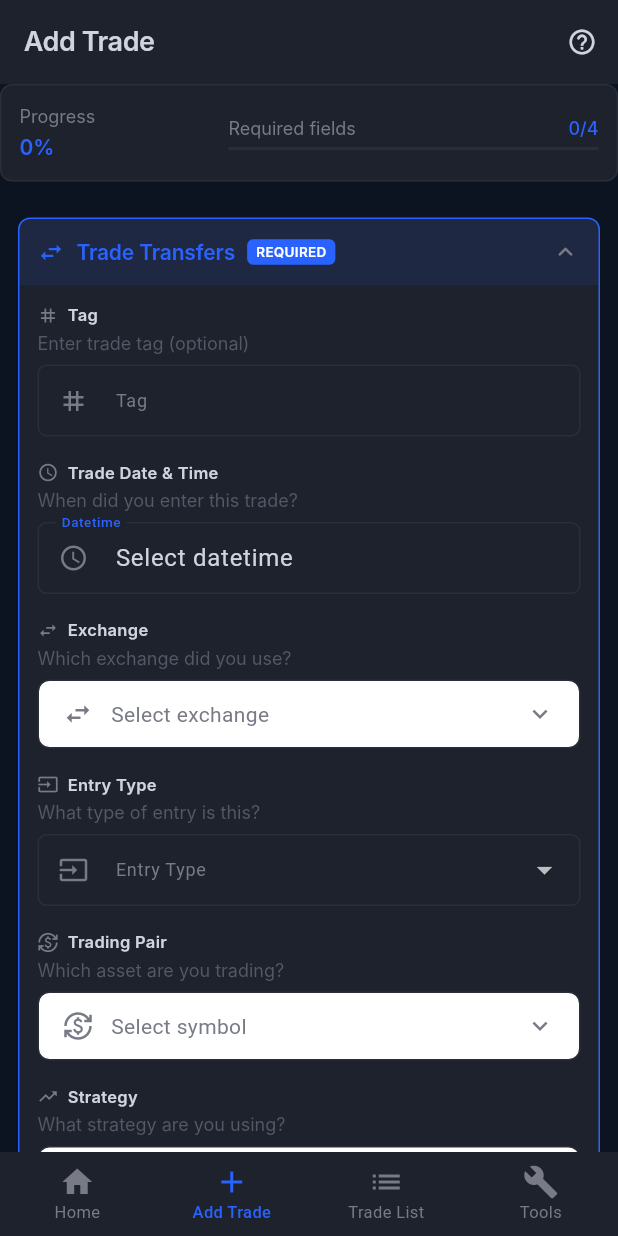
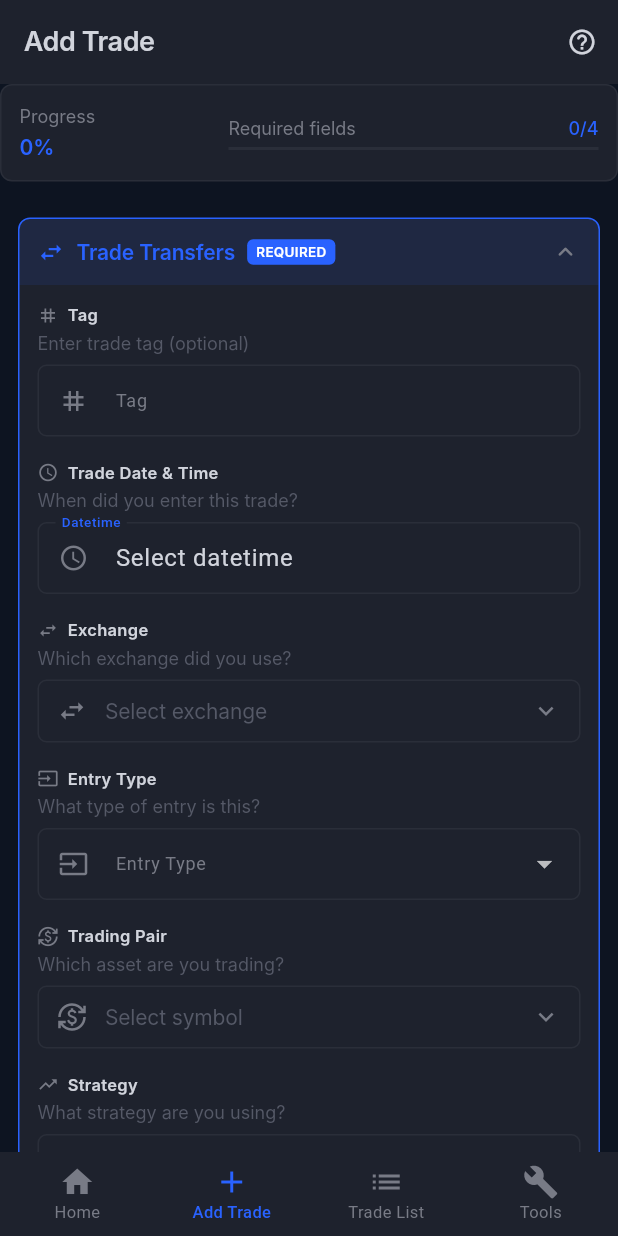
Before and after one commit to yuzaiakira/TradeMate, a Flutter app: the screen it shows after launch, item 2 of the bottom bar chosen, on a phone screen of 412 x 824 dp. Run offline on Flutter 3.47's test engine with Material 3 defaults, Android fonts, the phone set to English and light mode, and no system bars; our stand-ins replace drift, equatable, fl_chart; accounts and stored records are empty; generated files the repository leaves out were written again; Roboto replaces fonts that are missing (Inter).

Commit message:
Refactor MultiSelectDropdown and AddTradePage for improved UI consistency and functionality. Adjust padding, border radius, and colors to align with AppTheme. Enhance date and time selection methods in AddTradePage and EditTradePage for better user experience. Replace GestureDetector with InkWell for better touch feedback in position selection. Initialize default side in AddTradeProvider to 'long'.

```diff
--- a/lib/core/widgets/multi_select_dropdown.dart
+++ b/lib/core/widgets/multi_select_dropdown.dart
@@ -122,11 +122,11 @@ class _MultiSelectDropdownState extends State<MultiSelectDropdown> {
         GestureDetector(
           onTap: _toggleDropdown,
           child: Container(
-            padding: const EdgeInsets.symmetric(horizontal: 16, vertical: 12),
+            padding: const EdgeInsets.symmetric(horizontal: 12, vertical: 10),
             decoration: BoxDecoration(
               border: Border.all(color: AppTheme.borderColor),
-              borderRadius: BorderRadius.circular(8),
-              color: Colors.white,
+              borderRadius: BorderRadius.circular(6),
+              color: AppTheme.surfaceColor,
             ),
             child: Row(
               children: [
@@ -139,9 +139,9 @@ class _MultiSelectDropdownState extends State<MultiSelectDropdown> {
                 Expanded(
                   child: Text(
                     _getDisplayText(),
-                    style: TextStyle(
+                    style: AppTheme.bodyStyle.copyWith(
                       color: widget.selectedValues.isEmpty
-                          ? AppTheme.textSecondaryColor
+                          ? AppTheme.textTertiaryColor
                           : AppTheme.textPrimaryColor,
                     ),
                   ),
@@ -159,13 +159,13 @@ class _MultiSelectDropdownState extends State<MultiSelectDropdown> {
           Container(
             decoration: BoxDecoration(
               border: Border.all(color: AppTheme.borderColor),
-              borderRadius: BorderRadius.circular(8),
-              color: Colors.white,
+              borderRadius: BorderRadius.circular(6),
+              color: AppTheme.surfaceColor,
               boxShadow: [
                 BoxShadow(
-                  color: Colors.black.withValues(alpha: 0.1),
-                  blurRadius: 4,
-                  offset: const Offset(0, 2),
+                  color: Colors.black.withValues(alpha: 0.3),
+                  blurRadius: 8,
+                  offset: const Offset(0, 4),
                 ),
               ],
             ),
@@ -178,21 +178,34 @@ class _MultiSelectDropdownState extends State<MultiSelectDropdown> {
                     child: TextField(
                       controller: _searchController,
                       focusNode: _searchFocusNode,
+                      style: AppTheme.bodyStyle,
                       decoration: InputDecoration(
                         hintText: 'Search...',
-                        prefixIcon: const Icon(Icons.search, size: 20),
+                        prefixIcon: Icon(Icons.search, size: 20, color: AppTheme.textSecondaryColor),
                         border: OutlineInputBorder(
-                          borderRadius: BorderRadius.circular(8),
+                          borderRadius: BorderRadius.circular(6),
+                          borderSide: BorderSide(color: AppTheme.borderColor),
                         ),
+                        enabledBorder: OutlineInputBorder(
+                          borderRadius: BorderRadius.circular(6),
+                          borderSide: BorderSide(color: AppTheme.borderColor),
+                        ),
+                        focusedBorder: OutlineInputBorder(
+                          borderRadius: BorderRadius.circular(6),
+                          borderSide: BorderSide(color: AppTheme.primaryColor),
+                        ),
+                        filled: true,
+                        fillColor: AppTheme.backgroundColor,
                         contentPadding: const EdgeInsets.symmetric(
                           horizontal: 12,
                           vertical: 8,
                         ),
+                        hintStyle: AppTheme.captionStyle,
                       ),
                       onSubmitted: (_) => _addNewValue(),
                     ),
                   ),
-                  const Divider(height: 1),
+                  Divider(height: 1, color: AppTheme.borderColor),
                 ],
                 if (widget.showSearch) ...[
                   Padding(
@@ -201,15 +214,28 @@ class _MultiSelectDropdownState extends State<MultiSelectDropdown> {
                       children: [
                         Expanded(
                           child: TextField(
+                            style: AppTheme.bodyStyle,
                             decoration: InputDecoration(
                               hintText: 'Add new value...',
                               border: OutlineInputBorder(
-                                borderRadius: BorderRadius.circular(8),
+                                borderRadius: BorderRadius.circular(6),
+                                borderSide: BorderSide(color: AppTheme.borderColor),
                               ),
+                              enabledBorder: OutlineInputBorder(
+                                borderRadius: BorderRadius.circular(6),
+                                borderSide: BorderSide(color: AppTheme.borderColor),
+                              ),
+                              focusedBorder: OutlineInputBorder(
+                                borderRadius: BorderRadius.circular(6),
+                                borderSide: BorderSide(color: AppTheme.primaryColor),
+                              ),
+                              filled: true,
+                              fillColor: AppTheme.backgroundColor,
                               contentPadding: const EdgeInsets.symmetric(
                                 horizontal: 12,
                                 vertical: 8,
                               ),
+                              hintStyle: AppTheme.captionStyle,
                             ),
                             onChanged: (value) => _newValue = value,
                             onSubmitted: (_) => _addNewValue(),
@@ -231,7 +257,7 @@ class _MultiSelectDropdownState extends State<MultiSelectDropdown> {
                       ],
                     ),
                   ),
-                  const Divider(height: 1),
+                  Divider(height: 1, color: AppTheme.borderColor),
                 ],
                 ConstrainedBox(
                   constraints: const BoxConstraints(maxHeight: 200),
@@ -246,7 +272,7 @@ class _MultiSelectDropdownState extends State<MultiSelectDropdown> {
                         dense: true,
                         title: Text(
                           option,
-                          style: TextStyle(
+                          style: AppTheme.bodyStyle.copyWith(
                             color: isSelected
                                 ? AppTheme.primaryColor
                                 : AppTheme.textPrimaryColor,
--- a/lib/features/add_trade/presentation/pages/add_trade_page.dart
+++ b/lib/features/add_trade/presentation/pages/add_trade_page.dart
@@ -31,6 +31,11 @@ class _AddTradePageState extends State<AddTradePage> {
     // Initialize default values when the page loads
     WidgetsBinding.instance.addPostFrameCallback((_) {
       context.read<UserDefinedValuesProvider>().initializeDefaultValues();
+      // Set default side to long if not already set
+      final addTradeProvider = context.read<AddTradeProvider>();
+      if (addTradeProvider.side == null) {
+        addTradeProvider.updateSide(Side.long);
+      }
     });
   }
 
@@ -240,47 +245,7 @@ class _AddTradePageState extends State<AddTradePage> {
     );
   }
 
-  Widget _buildWelcomeMessage() {
-    return Container(
-      padding: const EdgeInsets.all(16),
-      decoration: BoxDecoration(
-        color: AppTheme.primaryColor.withValues(alpha: 0.1),
-        borderRadius: BorderRadius.circular(12),
-        border: Border.all(color: AppTheme.primaryColor.withValues(alpha: 0.3)),
-      ),
-      child: Row(
-        children: [
-          Icon(
-            Icons.lightbulb_outline,
-            color: AppTheme.primaryColor,
-            size: 24,
-          ),
-          const SizedBox(width: 12),
-          Expanded(
-            child: Column(
-              crossAxisAlignment: CrossAxisAlignment.start,
-              children: [
-                Text(
-                  'Welcome to TradeMate!',
-                  style: AppTheme.subheadingStyle.copyWith(
-                    color: AppTheme.primaryColor,
-                    fontWeight: FontWeight.w600,
-                  ),
-                ),
-                const SizedBox(height: 4),
-                Text(
-                  'Fill in the required fields to add your trade. You can expand/collapse sections as needed.',
-                  style: AppTheme.captionStyle.copyWith(
-                    color: AppTheme.textSecondaryColor,
-                  ),
-                ),
-              ],
-            ),
-          ),
-        ],
-      ),
-    );
-  }
+
 
   Widget _buildExpandableSection(
     String sectionKey,
@@ -1384,7 +1349,7 @@ class _AddTradePageState extends State<AddTradePage> {
 
   Widget _buildPositionSideSwitch(AddTradeProvider provider) {
     return Container(
-      height: 40,
+      height: 50,
       decoration: BoxDecoration(
         borderRadius: BorderRadius.circular(6),
         border: Border.all(color: AppTheme.borderColor),
@@ -1414,18 +1379,17 @@ class _AddTradePageState extends State<AddTradePage> {
           Row(
             children: [
               Expanded(
-                child: GestureDetector(
+                child: InkWell(
                   onTap: () => provider.updateSide(Side.long),
-                  child: Material(
-                    color: Colors.transparent,
-                    child: InkWell(
                   borderRadius: const BorderRadius.only(
                     topLeft: Radius.circular(5),
                     bottomLeft: Radius.circular(5),
                   ),
-                      onTap: () => provider.updateSide(Side.long),
-                      child: Container(
-                        padding: const EdgeInsets.symmetric(vertical: 12, horizontal: 16),
+                  splashColor: Colors.transparent,
+                  highlightColor: Colors.transparent,
+                  child: SizedBox(
+                    height: 50,
+                    child: Center(
                       child: Row(
                         mainAxisAlignment: MainAxisAlignment.center,
                         children: [
@@ -1461,20 +1425,18 @@ class _AddTradePageState extends State<AddTradePage> {
                   ),
                 ),
               ),
-              ),
               Expanded(
-                child: GestureDetector(
+                child: InkWell(
                   onTap: () => provider.updateSide(Side.short),
-                  child: Material(
-                    color: Colors.transparent,
-                    child: InkWell(
                   borderRadius: const BorderRadius.only(
                     topRight: Radius.circular(5),
                     bottomRight: Radius.circular(5),
                   ),
-                      onTap: () => provider.updateSide(Side.short),
-                      child: Container(
-                        padding: const EdgeInsets.symmetric(vertical: 12, horizontal: 16),
+                  splashColor: Colors.transparent,
+                  highlightColor: Colors.transparent,
+                  child: SizedBox(
+                    height: 50,
+                    child: Center(
                       child: Row(
                         mainAxisAlignment: MainAxisAlignment.center,
                         children: [
@@ -1510,32 +1472,31 @@ class _AddTradePageState extends State<AddTradePage> {
                   ),
                 ),
               ),
-              ),
-            ],
-          ),
-        ],
-      ),
-    );
-  }
-
+            ],
+          ),
+        ],
+      ),
+    );
+  }
+
+  // ignore: use_build_context_synchronously
   Future<void> _selectDateTime(BuildContext context, AddTradeProvider provider) async {
-    // Capture context before any async operations
-    final navigatorContext = context;
-
     final DateTime? picked = await showDatePicker(
-      context: navigatorContext,
+      context: context,
       initialDate: DateTime.now(),
       firstDate: DateTime(2020),
       lastDate: DateTime.now(),
     );
 
-    if (picked != null && mounted) {
+    if (!mounted || picked == null) return;
+
     final TimeOfDay? time = await showTimePicker(
-        context: navigatorContext,
+      context: context,
       initialTime: TimeOfDay.now(),
     );
 
-      if (time != null && mounted) {
+    if (!mounted || time == null) return;
+
     final DateTime selectedDateTime = DateTime(
       picked.year,
       picked.month,
@@ -1545,27 +1506,25 @@ class _AddTradePageState extends State<AddTradePage> {
     );
     provider.updateDatetime(selectedDateTime);
   }
-    }
-  }
-
+
+  // ignore: use_build_context_synchronously
   Future<void> _selectExitDateTime(BuildContext context, AddTradeProvider provider) async {
-    // Capture context before any async operations
-    final navigatorContext = context;
-
     final DateTime? picked = await showDatePicker(
-      context: navigatorContext,
+      context: context,
       initialDate: DateTime.now(),
       firstDate: DateTime(2020),
       lastDate: DateTime.now(),
     );
 
-    if (picked != null && mounted) {
+    if (!mounted || picked == null) return;
+
     final TimeOfDay? time = await showTimePicker(
-        context: navigatorContext,
+      context: context,
       initialTime: TimeOfDay.now(),
     );
 
-      if (time != null && mounted) {
+    if (!mounted || time == null) return;
+
     final DateTime selectedDateTime = DateTime(
       picked.year,
       picked.month,
@@ -1574,8 +1533,6 @@ class _AddTradePageState extends State<AddTradePage> {
       time.minute,
     );
     provider.updateExitDatetime(selectedDateTime);
-      }
-    }
   }
 
   void _showHelpDialog(BuildContext context) {
--- a/lib/features/add_trade/presentation/provider/add_trade_provider.dart
+++ b/lib/features/add_trade/presentation/provider/add_trade_provider.dart
@@ -456,7 +456,7 @@ class AddTradeProvider with ChangeNotifier {
     _entryType = null;
     _symbol = '';
     _strategies = null;
-    _side = null;
+    _side = Side.long;
     _entryPrice = 0.0;
     _positionMargin = null;
     _leverage = null;
--- a/lib/features/home/presentation/pages/home_page.dart
+++ b/lib/features/home/presentation/pages/home_page.dart
@@ -2,7 +2,7 @@ import 'package:flutter/material.dart';
 import 'package:provider/provider.dart';
 import '../../domain/entities/trade_statistics.dart';
 import '../provider/home_provider.dart';
-import '../widgets/statistics_card.dart';
+
 import '../widgets/account_growth_chart.dart';
 import '../../../../core/utils/app_theme.dart';
 
```
Also changed, not shown: lib/features/add_trade/presentation/pages/edit_trade_page.dart (+14 -18 lines). Lines whose indentation alone changed are shown as unchanged.
